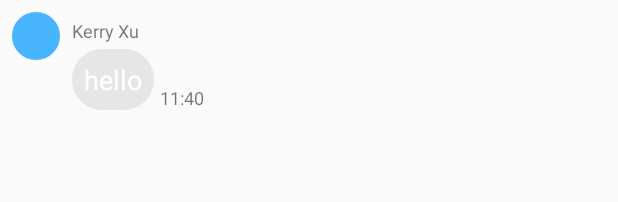
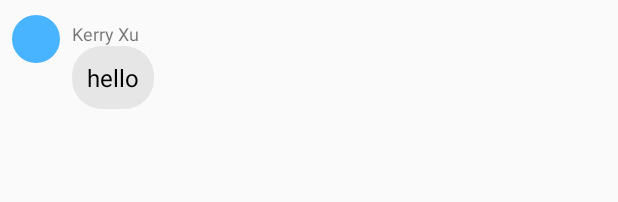
Before and after one commit to squidisabel/autohuman, an Android app: the layout message_received.xml on its own in the app's theme, with its tools: preview values and no code run, on a phone screen of 412 x 824 dp. Shown: the top 202 px of the screen. Run offline under Robolectric (Android 15) with nearby library versions, the phone set to English and light mode, and no system bars; network calls fail.

Commit message:
Added post request to server and refined design.

```diff
--- a/chatbot_test/app/build.gradle
+++ b/chatbot_test/app/build.gradle
@@ -21,8 +21,9 @@ android {
 dependencies {
     implementation fileTree(dir: 'libs', include: ['*.jar'])
     implementation 'androidx.appcompat:appcompat:1.1.0'
-    implementation 'androidx.constraintlayout:constraintlayout:1.1.2'
+    implementation 'androidx.constraintlayout:constraintlayout:1.1.3'
     implementation "androidx.recyclerview:recyclerview:1.1.0-rc01"
+    implementation 'com.android.volley:volley:1.1.0'
     testImplementation 'junit:junit:4.12'
     androidTestImplementation 'androidx.test:runner:1.1.0-alpha4'
     androidTestImplementation 'androidx.test.espresso:espresso-core:3.1.0-alpha4'
--- a/chatbot_test/app/src/main/AndroidManifest.xml
+++ b/chatbot_test/app/src/main/AndroidManifest.xml
@@ -1,6 +1,8 @@
 <?xml version="1.0" encoding="utf-8"?>
 <manifest xmlns:android="http://schemas.android.com/apk/res/android"
     package="com.example.chatbot_test">
+
+    <uses-permission android:name="android.permission.INTERNET" />
 
     <application
         android:allowBackup="true"
--- a/chatbot_test/app/src/main/res/layout/message_received.xml
+++ b/chatbot_test/app/src/main/res/layout/message_received.xml
@@ -4,7 +4,7 @@
     xmlns:app="http://schemas.android.com/apk/res-auto"
     android:layout_width="match_parent"
     android:layout_height="wrap_content"
-    android:paddingTop="8dp">
+    android:paddingVertical="10dp" >
 
     <ImageView
         android:id="@+id/image_message_profile"
@@ -33,22 +33,11 @@
         android:layout_width="wrap_content"
         android:layout_height="wrap_content"
         android:maxWidth="240dp"
-        android:padding="8dp"
-        android:textColor="#ffffff"
-        android:textSize="18sp"
-        android:layout_marginTop="4dp"
+        android:padding="10dp"
+        android:textColor="#000"
+        android:textSize="16sp"
         app:layout_constraintTop_toBottomOf="@+id/text_message_name"
         app:layout_constraintLeft_toRightOf="@+id/image_message_profile"
         android:layout_marginStart="8dp" />
 
-    <TextView
-        android:id="@+id/text_message_time"
-        android:text="11:40"
-        android:layout_width="wrap_content"
-        android:layout_height="wrap_content"
-        android:textSize="12sp"
-        app:layout_constraintLeft_toRightOf="@+id/text_message_body"
-        android:layout_marginStart="4dp"
-        app:layout_constraintBottom_toBottomOf="@+id/text_message_body" />
-
 </androidx.constraintlayout.widget.ConstraintLayout>
--- a/chatbot_test/app/src/main/res/layout/message_sent.xml
+++ b/chatbot_test/app/src/main/res/layout/message_sent.xml
@@ -15,11 +15,10 @@
         android:textColor="#fff"
         android:padding="10dp"
         android:elevation="2dp"
-        android:textSize="18sp"
+        android:textSize="16sp"
         android:maxWidth="240dp"
         android:layout_alignParentRight="true"
-        android:text="Placeholder message"
-        />
+        android:text="Placeholder message" />
 
 </RelativeLayout>
 <!--
```
Also changed, not shown: chatbot_test/app/src/main/java/com/example/chatbot_test/MainActivity.java (+66 -18 lines), chatbot_test/app/src/main/java/com/example/chatbot_test/MessageListAdapter.java (+1 -33 lines), chatbot_test/app/src/main/res/layout/row.xml (deleted, +0 -19 lines).
